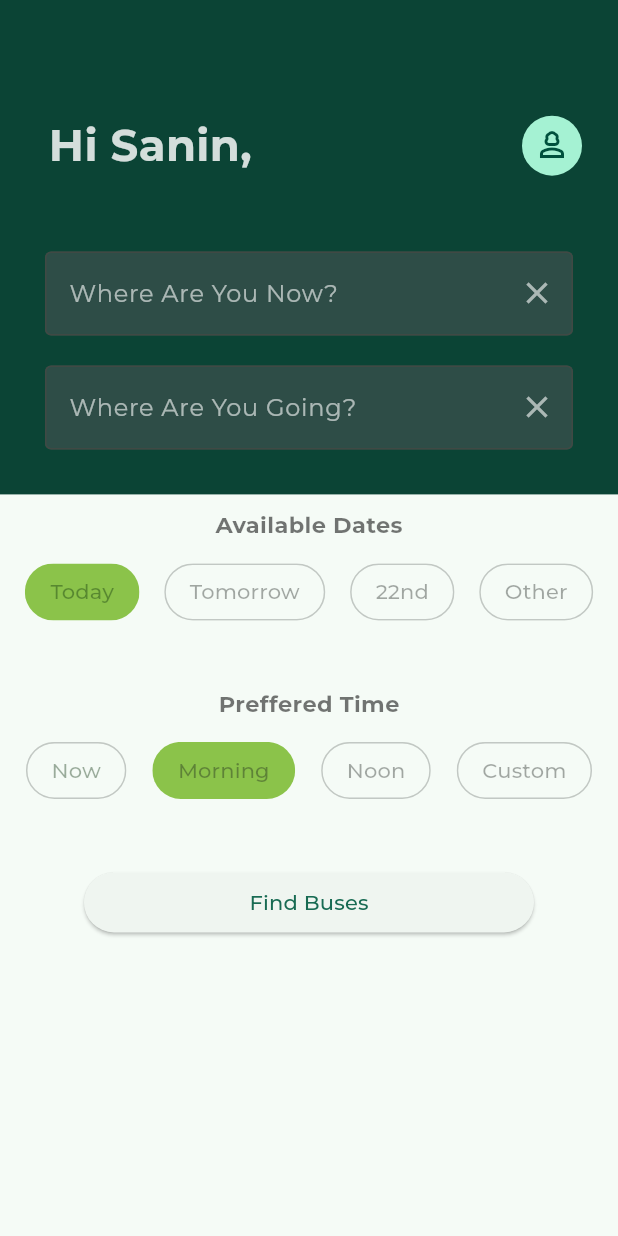
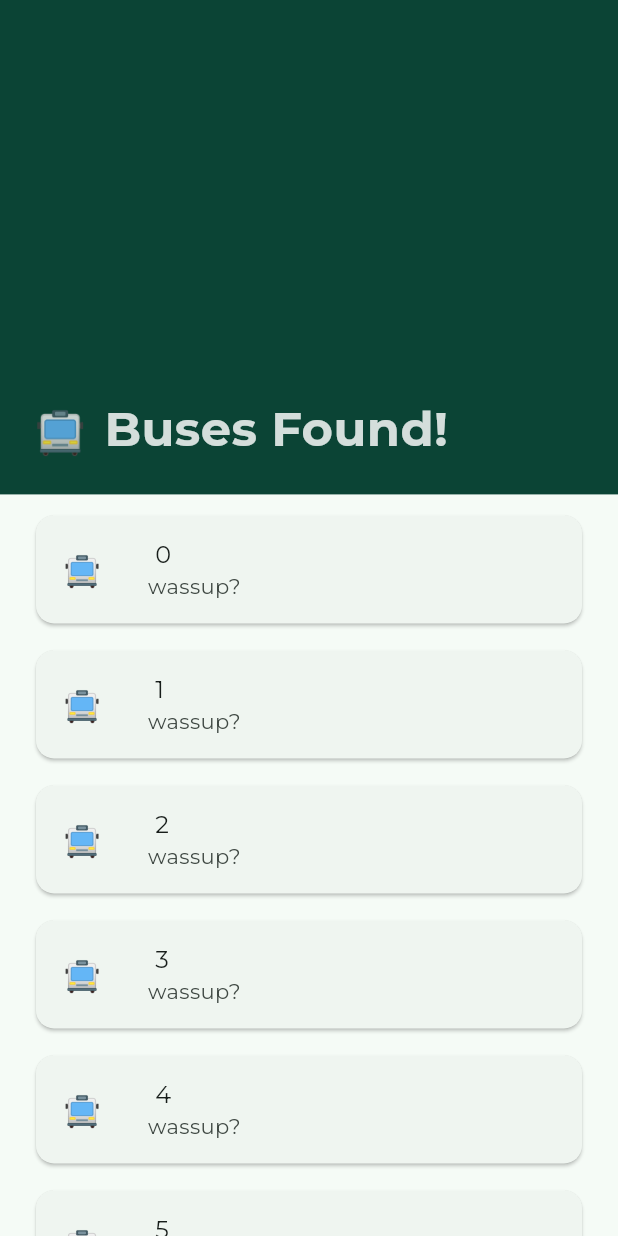
Before and after one commit to saninthottungal/iBus, a Flutter app: the screen it shows after launch, on a phone screen of 412 x 824 dp. Run offline on Flutter 3.47's test engine with Material 3 defaults, Android fonts, the phone set to English and light mode, and no system bars; our stand-ins replace google_fonts.

Commit message:
ScreenResults Basic UI done

```diff
--- a/lib/Screens/ScreenHome/ScreenHome.dart
+++ b/lib/Screens/ScreenHome/ScreenHome.dart
@@ -126,25 +126,25 @@ class _ScreenHomeState extends State<ScreenHome> {
                     label: Text("Today"),
                     labelStyle: TextStyle(color: Color.fromARGB(255, 7, 43, 8)),
                     selected: true,
-                    selectedColor: Colors.lightGreen,
+                    selectedColor: Colors.green,
                     showCheckmark: false,
                     shape: StadiumBorder()),
                 ChoiceChip(
                     label: Text("Tomorrow"),
                     selected: false,
-                    selectedColor: Colors.lightGreen,
+                    selectedColor: Colors.green,
                     showCheckmark: false,
                     shape: StadiumBorder()),
                 ChoiceChip(
                     label: Text("22nd"),
                     selected: false,
-                    selectedColor: Colors.lightGreen,
+                    selectedColor: Colors.green,
                     showCheckmark: false,
                     shape: StadiumBorder()),
                 ChoiceChip(
                     label: Text("Other"),
                     selected: false,
-                    selectedColor: Colors.lightGreen,
+                    selectedColor: Colors.green,
                     showCheckmark: false,
                     shape: StadiumBorder()),
               ],
@@ -174,25 +174,25 @@ class _ScreenHomeState extends State<ScreenHome> {
                     label: Text("Now"),
                     labelStyle: TextStyle(color: Color.fromARGB(255, 7, 43, 8)),
                     selected: false,
-                    selectedColor: Colors.lightGreen,
+                    selectedColor: Colors.green,
                     showCheckmark: false,
                     shape: StadiumBorder()),
                 ChoiceChip(
                     label: Text("Morning"),
                     selected: true,
-                    selectedColor: Colors.lightGreen,
+                    selectedColor: Colors.green,
                     showCheckmark: false,
                     shape: StadiumBorder()),
                 ChoiceChip(
                     label: Text("Noon"),
                     selected: false,
-                    selectedColor: Colors.lightGreen,
+                    selectedColor: Colors.green,
                     showCheckmark: false,
                     shape: StadiumBorder()),
                 ChoiceChip(
                     label: Text("Custom"),
                     selected: false,
-                    selectedColor: Colors.lightGreen,
+                    selectedColor: Colors.green,
                     showCheckmark: false,
                     shape: StadiumBorder()),
               ],
--- /dev/null
+++ b/lib/Screens/ScreenResults/ScreenResults.dart
@@ -0,0 +1,51 @@
+import 'package:flutter/material.dart';
+import 'package:google_fonts/google_fonts.dart';
+import 'package:ibus/Core/Colors.dart';
+import 'package:ibus/Core/Widgets/GContainer.dart';
+
+class ScreenResults extends StatefulWidget {
+  const ScreenResults({super.key});
+
+  @override
+  State<ScreenResults> createState() => _MyWidgetState();
+}
+
+class _MyWidgetState extends State<ScreenResults> {
+  @override
+  Widget build(BuildContext context) {
+    return Scaffold(
+      body: SafeArea(
+          child: Column(
+        children: [
+          const GContainer(text: "Buses Found!"),
+          const SizedBox(
+            height: 10,
+          ),
+          Expanded(
+            child: ListView.separated(
+              itemBuilder: (ctx, index) {
+                return Padding(
+                  padding: const EdgeInsets.symmetric(horizontal: 20),
+                  child: Card(
+                    child: ListTile(
+                      leading: const Text(
+                        "🚍  ",
+                        style: TextStyle(fontSize: 23),
+                      ),
+                      title: Text(" $index"),
+                      subtitle: const Text("wassup?"),
+                    ),
+                  ),
+                );
+              },
+              separatorBuilder: (ctx, index) => const SizedBox(
+                height: 10,
+              ),
+              itemCount: 15,
+            ),
+          ),
+        ],
+      )),
+    );
+  }
+}
--- a/lib/main.dart
+++ b/lib/main.dart
@@ -1,9 +1,8 @@
 import 'package:flutter/material.dart';
 import 'package:google_fonts/google_fonts.dart';
 import 'package:ibus/Core/Colors.dart';
-import 'package:ibus/Screens/ScreenAuth/ScreenSignIn.dart';
-import 'package:ibus/Screens/ScreenAuth/ScreenSignUp.dart';
 import 'package:ibus/Screens/ScreenHome/ScreenHome.dart';
+import 'package:ibus/Screens/ScreenResults/ScreenResults.dart';
 
 main() {
   runApp(const Myapp());
@@ -19,7 +18,7 @@ class Myapp extends StatelessWidget {
         colorScheme: ColorScheme.fromSeed(seedColor: themeColor),
         textTheme: GoogleFonts.montserratTextTheme(Theme.of(context).textTheme),
       ),
-      home: const ScreenHome(),
+      home: const ScreenResults(),
     );
   }
 }
```
